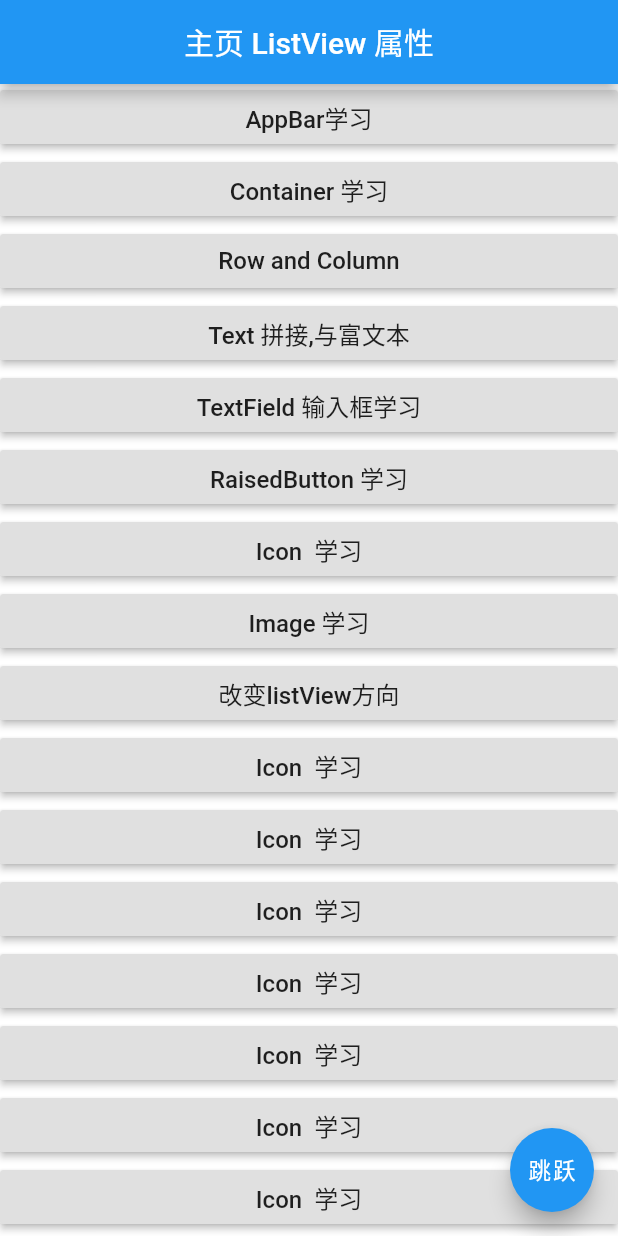
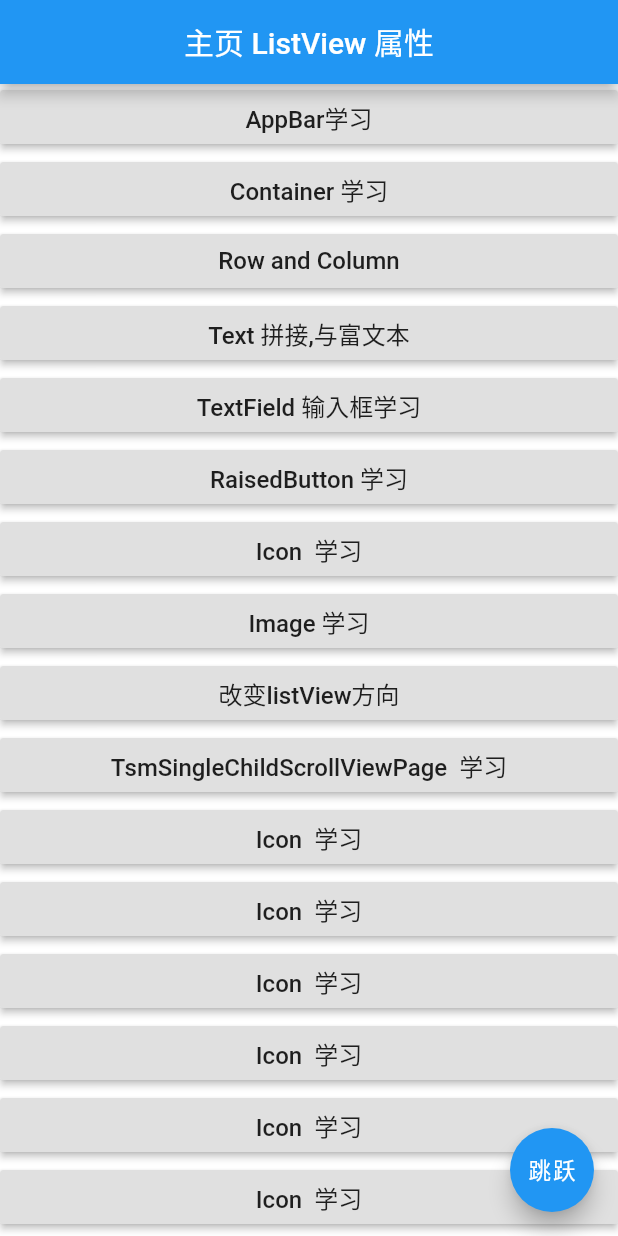
Before and after one commit to tsm19911014/tsm_flutter, a Flutter app: the screen it shows after launch, on a phone screen of 412 x 824 dp. Run offline on Flutter 3.47's test engine with Material 2 defaults, Android fonts, the phone set to English and light mode, and no system bars; our stand-ins replace flutter_html, permission_handler.

Commit message:
SingleChildScrollView 学习

```diff
--- a/lib/main.dart
+++ b/lib/main.dart
@@ -7,6 +7,7 @@ import 'package:flutter_app1/tsm_page/TsmRaisedButtonPage.dart';
 import 'package:flutter_app1/tsm_page/TsmRowAndColumnPage.dart';
 import 'package:flutter_app1/tsm_page/TsmScaffoldPage.dart';
 import 'package:flutter_app1/tsm_page/TsmAppBarPage.dart';
+import 'package:flutter_app1/tsm_page/TsmSingleChildScrollViewPage.dart';
 import 'package:flutter_app1/tsm_page/TsmTextField.dart';
 import 'package:flutter_app1/tsm_page/TsmTextPage.dart';
 import 'package:flutter_app1/tsm_page_routes.dart';
@@ -39,6 +40,7 @@ class MyApp extends StatelessWidget {
         page_routes_raised_button:(context)=>TsmRaisedButtonPage(),
         page_routes_icon:(context)=>TsmIconPage(),
         page_routes_iamge:(context)=>TsmImagePage(),
+        page_routes_single_child_scroll_view:(context)=>TsmSingleChildScrollViewPage(),
       },
       home: TsmMainPage(),
     );
--- a/lib/tsm_page/TsmMainPage.dart
+++ b/lib/tsm_page/TsmMainPage.dart
@@ -51,7 +51,7 @@ class _TsmMainState extends State<TsmMainPage> {
       'Icon  学习',
       "Image 学习",
       '改变listView方向',
-      'Icon  学习',
+      'TsmSingleChildScrollViewPage  学习',
       'Icon  学习',
       'Icon  学习',
       'Icon  学习',
@@ -166,6 +166,9 @@ class _TsmMainState extends State<TsmMainPage> {
           }
         });
         break;
+      case 10:
+        Navigator.of(context).pushNamed(page_routes_single_child_scroll_view);
+        break;
     }
   }
 
--- a/lib/tsm_page_routes.dart
+++ b/lib/tsm_page_routes.dart
@@ -33,3 +33,7 @@ const  String page_routes_icon=base_routes+"icon";
 
 ///Image 学习
 const  String page_routes_iamge=base_routes+"image";
+
+
+///TsmSingleChildScrollViewPage 学习
+const  String page_routes_single_child_scroll_view=base_routes+"single_child_scroll_view";
```
Also changed, not shown: lib/tsm_page/TsmSingleChildScrollViewPage.dart (added, +34 -0 lines).
